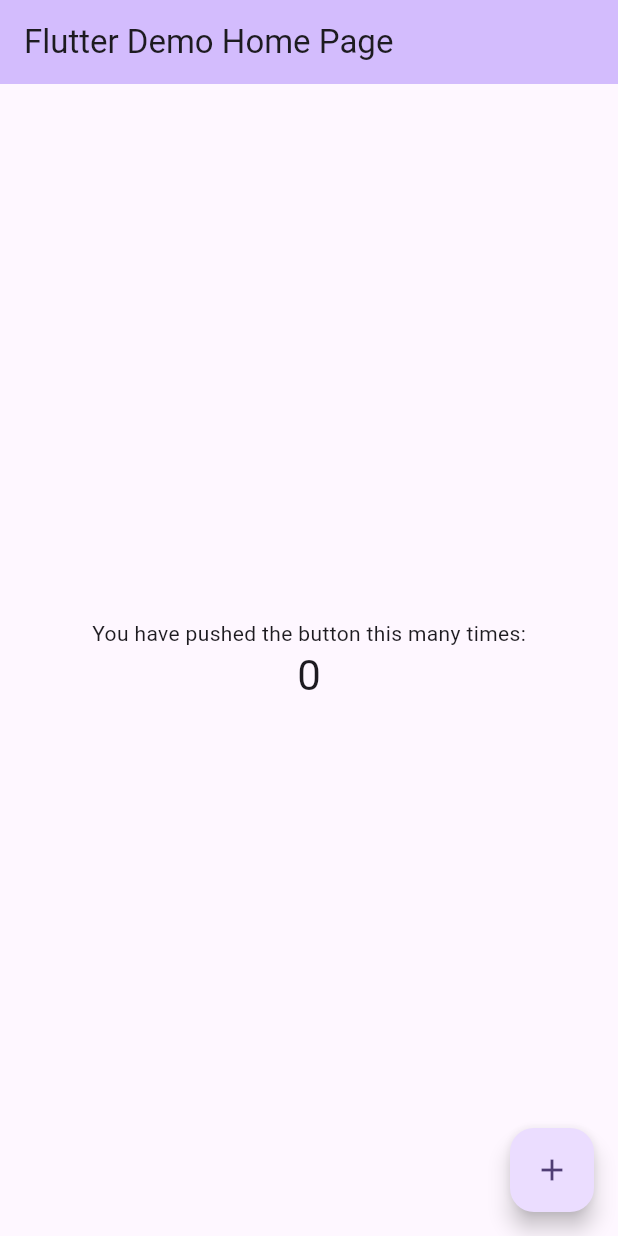
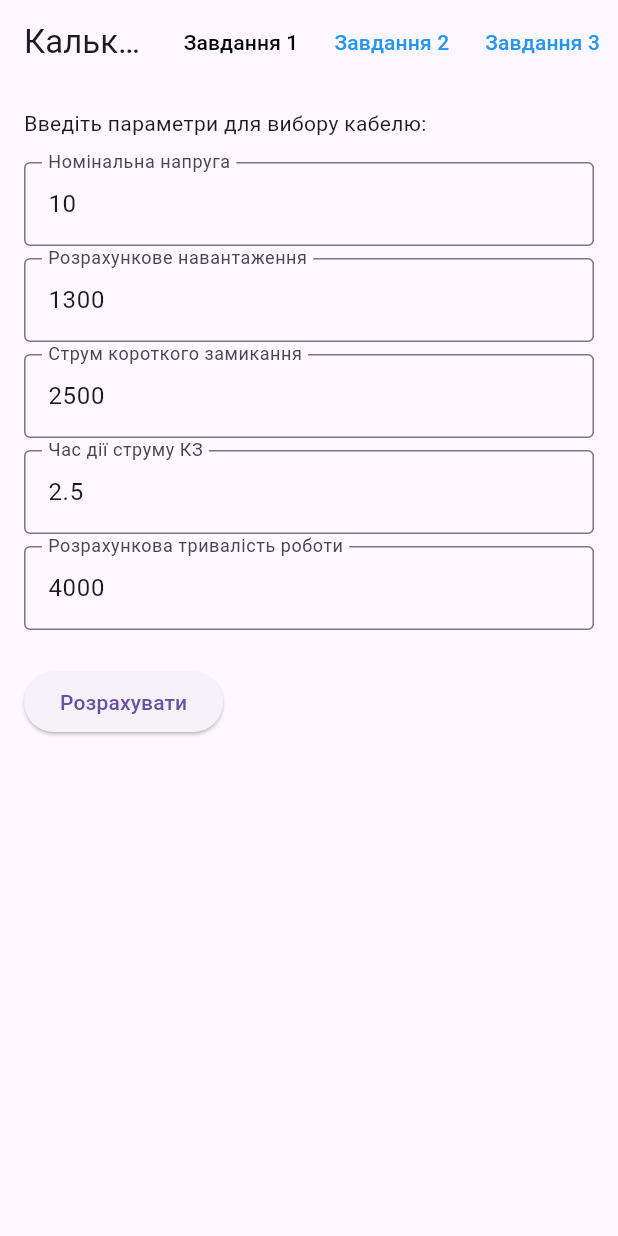
Before and after one commit to kennethlorrell/Flutter_PW4, a Flutter app: the screen it shows after launch, on a phone screen of 412 x 824 dp. Run offline on Flutter 3.47's test engine with Material 3 defaults, Android fonts, the light colour scheme and no system bars.

Commit message:
Complete project

```diff
--- a/lib/main.dart
+++ b/lib/main.dart
@@ -1,122 +1,81 @@
 import 'package:flutter/material.dart';
+import 'pages/cable_calculator_page.dart';
+import 'pages/short_circuit_current_calculator_page.dart';
+import 'pages/substation_short_circuit_calculator_page.dart';
 
 void main() {
-  runApp(const MyApp());
+  runApp(MyApp());
 }
 
 class MyApp extends StatelessWidget {
-  const MyApp({super.key});
-
-  // This widget is the root of your application.
   @override
   Widget build(BuildContext context) {
     return MaterialApp(
-      title: 'Flutter Demo',
-      theme: ThemeData(
-        // This is the theme of your application.
-        //
-        // TRY THIS: Try running your application with "flutter run". You'll see
-        // the application has a purple toolbar. Then, without quitting the app,
-        // try changing the seedColor in the colorScheme below to Colors.green
-        // and then invoke "hot reload" (save your changes or press the "hot
-        // reload" button in a Flutter-supported IDE, or press "r" if you used
-        // the command line to start the app).
-        //
-        // Notice that the counter didn't reset back to zero; the application
-        // state is not lost during the reload. To reset the state, use hot
-        // restart instead.
-        //
-        // This works for code too, not just values: Most code changes can be
-        // tested with just a hot reload.
-        colorScheme: ColorScheme.fromSeed(seedColor: Colors.deepPurple),
-      ),
-      home: const MyHomePage(title: 'Flutter Demo Home Page'),
+      title: 'Lab 4',
+      theme: ThemeData(primarySwatch: Colors.blue),
+      home: MainScreen(),
     );
   }
 }
 
-class MyHomePage extends StatefulWidget {
-  const MyHomePage({super.key, required this.title});
-
-  // This widget is the home page of your application. It is stateful, meaning
-  // that it has a State object (defined below) that contains fields that affect
-  // how it looks.
-
-  // This class is the configuration for the state. It holds the values (in this
-  // case the title) provided by the parent (in this case the App widget) and
-  // used by the build method of the State. Fields in a Widget subclass are
-  // always marked "final".
-
-  final String title;
-
+class MainScreen extends StatefulWidget {
   @override
-  State<MyHomePage> createState() => _MyHomePageState();
+  _MainScreenState createState() => _MainScreenState();
 }
 
-class _MyHomePageState extends State<MyHomePage> {
-  int _counter = 0;
+class _MainScreenState extends State<MainScreen> {
+  int _selectedIndex = 0;
+  final List<Widget> _pages = [
+    CableCalculatorPage(),
+    ShortCircuitCurrentCalculatorPage(),
+    SubstationShortCircuitCalculatorPage(),
+  ];
 
-  void _incrementCounter() {
+  void _onTabTapped(int index) {
     setState(() {
-      // This call to setState tells the Flutter framework that something has
-      // changed in this State, which causes it to rerun the build method below
-      // so that the display can reflect the updated values. If we changed
-      // _counter without calling setState(), then the build method would not be
-      // called again, and so nothing would appear to happen.
-      _counter++;
+      _selectedIndex = index;
     });
   }
 
   @override
   Widget build(BuildContext context) {
-    // This method is rerun every time setState is called, for instance as done
-    // by the _incrementCounter method above.
-    //
-    // The Flutter framework has been optimized to make rerunning build methods
-    // fast, so that you can just rebuild anything that needs updating rather
-    // than having to individually change instances of widgets.
     return Scaffold(
       appBar: AppBar(
-        // TRY THIS: Try changing the color here to a specific color (to
-        // Colors.amber, perhaps?) and trigger a hot reload to see the AppBar
-        // change color while the other colors stay the same.
-        backgroundColor: Theme.of(context).colorScheme.inversePrimary,
-        // Here we take the value from the MyHomePage object that was created by
-        // the App.build method, and use it to set our appbar title.
-        title: Text(widget.title),
+        title: Text('Калькулятор струму КЗ'),
+        actions: [
+          TextButton(
+            onPressed: () => _onTabTapped(0),
+            child: Text(
+              'Завдання 1',
+              style: TextStyle(
+                color: _selectedIndex == 0 ? Colors.black : Colors.blue,
+              ),
+            ),
+          ),
+          TextButton(
+            onPressed: () => _onTabTapped(1),
+            child: Text(
+              'Завдання 2',
+              style: TextStyle(
+                color: _selectedIndex == 1 ? Colors.black : Colors.blue,
+              ),
+            ),
+          ),
+          TextButton(
+            onPressed: () => _onTabTapped(2),
+            child: Text(
+              'Завдання 3',
+              style: TextStyle(
+                color: _selectedIndex == 2 ? Colors.black : Colors.blue,
+              ),
+            ),
+          ),
+        ],
       ),
-      body: Center(
-        // Center is a layout widget. It takes a single child and positions it
-        // in the middle of the parent.
-        child: Column(
-          // Column is also a layout widget. It takes a list of children and
-          // arranges them vertically. By default, it sizes itself to fit its
-          // children horizontally, and tries to be as tall as its parent.
-          //
-          // Column has various properties to control how it sizes itself and
-          // how it positions its children. Here we use mainAxisAlignment to
-          // center the children vertically; the main axis here is the vertical
-          // axis because Columns are vertical (the cross axis would be
-          // horizontal).
-          //
-          // TRY THIS: Invoke "debug painting" (choose the "Toggle Debug Paint"
-          // action in the IDE, or press "p" in the console), to see the
-          // wireframe for each widget.
-          mainAxisAlignment: MainAxisAlignment.center,
-          children: <Widget>[
-            const Text('You have pushed the button this many times:'),
-            Text(
-              '$_counter',
-              style: Theme.of(context).textTheme.headlineMedium,
-            ),
-          ],
-        ),
+      body: IndexedStack(
+        index: _selectedIndex,
+        children: _pages,
       ),
-      floatingActionButton: FloatingActionButton(
-        onPressed: _incrementCounter,
-        tooltip: 'Increment',
-        child: const Icon(Icons.add),
-      ), // This trailing comma makes auto-formatting nicer for build methods.
     );
   }
 }
--- /dev/null
+++ b/lib/pages/cable_calculator_page.dart
@@ -0,0 +1,75 @@
+import 'package:flutter/material.dart';
+import '../services/calculations.dart';
+import '../utils/helpers.dart';
+
+class CableCalculatorPage extends StatefulWidget {
+  @override
+  _CableCalculatorPageState createState() => _CableCalculatorPageState();
+}
+
+class _CableCalculatorPageState extends State<CableCalculatorPage> {
+  final TextEditingController nominalVoltageController = TextEditingController(text: "10");
+  final TextEditingController calculatedLoadController = TextEditingController(text: "1300");
+  final TextEditingController shortCircuitCurrentController = TextEditingController(text: "2500");
+  final TextEditingController shortCircuitDurationController = TextEditingController(text: "2.5");
+  final TextEditingController operatingDurationController = TextEditingController(text: "4000");
+
+  CableSelectionResult? result;
+
+  void _calculate() {
+    final double voltage = double.tryParse(nominalVoltageController.text) ?? 0.0;
+    final double load = double.tryParse(calculatedLoadController.text) ?? 0.0;
+    final double scCurrent = double.tryParse(shortCircuitCurrentController.text) ?? 0.0;
+    final double scDuration = double.tryParse(shortCircuitDurationController.text) ?? 0.0;
+    final int opDuration = int.tryParse(operatingDurationController.text) ?? 0;
+
+    setState(() {
+      result = calculateCableSelection(voltage, load, scCurrent, scDuration, opDuration);
+    });
+  }
+
+  Widget buildTextField(TextEditingController controller, String label) {
+    return Padding(
+      padding: const EdgeInsets.only(bottom: 8.0),
+      child: TextField(
+        controller: controller,
+        decoration: InputDecoration(
+          border: OutlineInputBorder(),
+          labelText: label,
+        ),
+        keyboardType: TextInputType.number,
+      ),
+    );
+  }
+
+  @override
+  Widget build(BuildContext context) {
+    return SingleChildScrollView(
+      padding: EdgeInsets.all(16),
+      child: Column(
+        crossAxisAlignment: CrossAxisAlignment.start,
+        children: [
+          Text("Введіть параметри для вибору кабелю:"),
+          SizedBox(height: 16),
+          buildTextField(nominalVoltageController, "Номінальна напруга"),
+          buildTextField(calculatedLoadController, "Розрахункове навантаження"),
+          buildTextField(shortCircuitCurrentController, "Струм короткого замикання"),
+          buildTextField(shortCircuitDurationController, "Час дії струму КЗ"),
+          buildTextField(operatingDurationController, "Розрахункова тривалість роботи"),
+          SizedBox(height: 16),
+          ElevatedButton(
+            onPressed: _calculate,
+            child: Text("Розрахувати"),
+          ),
+          SizedBox(height: 16),
+          if (result != null) ...[
+            Text("Розрахунковий струм для нормального режима: ${result!.requiredCurrentCapacity.roundTo(1)} А"),
+            Text("Розрахунковий струм для післяаварійного режима: ${result!.emergencyCurrentCapacity.roundTo(1)} А"),
+            Text("Економічний переріз кабелю: ${result!.crossSectionArea.roundTo(1)} мм²"),
+            Text("Переріз кабелю за термічною стійкістю: ${result!.thermalStability.roundTo(1)} мм²"),
+          ]
+        ],
+      ),
+    );
+  }
+}
--- /dev/null
+++ b/lib/utils/constants.dart
@@ -0,0 +1,5 @@
+const int THERMAL_STABILITY_COEFFICIENT = 92;
+
+const double LINE_LENGTH = 12.37;
+const double LINE_RESISTANCE = 0.64;
+const double LINE_REACTANCE = 0.363;
```
Also changed, not shown: lib/pages/short_circuit_current_calculator_page.dart (added, +75 -0 lines), lib/pages/substation_short_circuit_calculator_page.dart (added, +112 -0 lines), lib/services/calculations.dart (added, +220 -0 lines), lib/utils/helpers.dart (added, +8 -0 lines).
